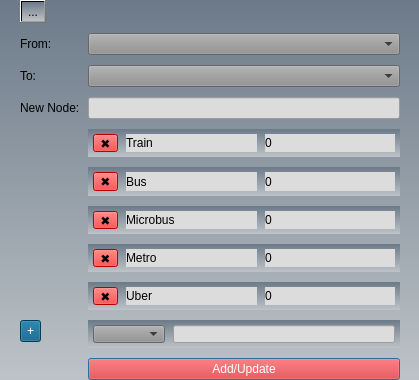
YoussefAhmed488/GuideMe, file GuideMe/edit_edge.ui: the form before one commit.
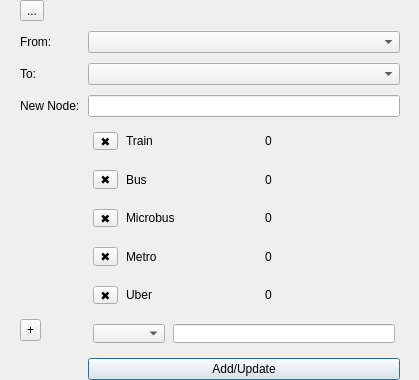
The form after the commit.

Patch:
```diff
--- a/GuideMe/edit_edge.ui
+++ b/GuideMe/edit_edge.ui
@@ -26,7 +26,7 @@
     <bool>false</bool>
    </property>
    <property name="styleSheet">
-    <string notr="true">background-color: qlineargradient(x1: 0, y1: 0, x2: 0, y2: 1, stop: 0 #6c7a89, stop: 1 #bdc3c7);</string>
+    <string notr="true"/>
    </property>
    <layout class="QFormLayout" name="formLayout">
     <property name="sizeConstraint">
@@ -54,9 +54,7 @@
     <item row="1" column="0">
      <widget class="QLabel" name="label">
       <property name="styleSheet">
-       <string notr="true">font: 600 10pt &quot;Cascadia Mono SemiBold&quot;; color:black;
-background-color: rgba(255, 255, 255, 0);
-</string>
+       <string notr="true">font: 9pt &quot;SEGA LOGO FONT&quot;;</string>
       </property>
       <property name="text">
        <string>From:</string>
@@ -69,9 +67,7 @@
        <bool>false</bool>
       </property>
       <property name="styleSheet">
-       <string notr="true">background-color: rgb(143, 143, 143); color: black;
-font: 600 10pt &quot;Cascadia Mono SemiBold&quot;;
-</string>
+       <string notr="true"/>
       </property>
       <property name="frame">
        <bool>true</bool>
@@ -81,9 +77,7 @@
     <item row="2" column="0">
      <widget class="QLabel" name="label_2">
       <property name="styleSheet">
-       <string notr="true">font: 600 10pt &quot;Cascadia Mono SemiBold&quot;; color:black;
-background-color: rgba(255, 255, 255, 0);
-</string>
+       <string notr="true">font: 9pt &quot;SEGA LOGO FONT&quot;;</string>
       </property>
       <property name="text">
        <string>To:</string>
@@ -96,8 +90,7 @@
        <bool>false</bool>
       </property>
       <property name="styleSheet">
-       <string notr="true">background-color: rgb(143, 143, 143); color:black;
-font: 600 10pt &quot;Cascadia Mono SemiBold&quot;;</string>
+       <string notr="true"/>
       </property>
      </widget>
     </item>
@@ -141,8 +134,7 @@
        <item>
         <widget class="QToolButton" name="TrainX">
          <property name="styleSheet">
-          <string notr="true">
-background-color: rgb(255, 0, 0);</string>
+          <string notr="true"/>
          </property>
          <property name="text">
           <string>✖</string>
@@ -152,8 +144,7 @@
        <item>
         <widget class="QLabel" name="trainLabel">
          <property name="styleSheet">
-          <string notr="true">background-color: rgb(220, 220, 220);
-font: 600 9pt &quot;Cascadia Mono SemiBold&quot;;</string>
+          <string notr="true"/>
          </property>
          <property name="text">
           <string>Train</string>
@@ -163,8 +154,7 @@
        <item>
         <widget class="QLabel" name="TrainText">
          <property name="styleSheet">
-          <string notr="true">background-color: rgb(220, 220, 220);
-font: 600 9pt &quot;Cascadia Mono SemiBold&quot;;</string>
+          <string notr="true"/>
          </property>
          <property name="text">
           <string>0</string>
@@ -211,7 +201,7 @@
        <item>
         <widget class="QToolButton" name="BusX">
          <property name="styleSheet">
-          <string notr="true">background-color:rgb(255, 0, 0);</string>
+          <string notr="true"/>
          </property>
          <property name="text">
           <string>✖</string>
@@ -221,8 +211,7 @@
        <item>
         <widget class="QLabel" name="busLabel">
          <property name="styleSheet">
-          <string notr="true">background-color: rgb(220, 220, 220);
-font: 600 9pt &quot;Cascadia Mono SemiBold&quot;;</string>
+          <string notr="true"/>
          </property>
          <property name="text">
           <string>Bus</string>
@@ -232,8 +221,7 @@
        <item>
         <widget class="QLabel" name="BusText">
          <property name="styleSheet">
-          <string notr="true">background-color: rgb(220, 220, 220);
-font: 600 9pt &quot;Cascadia Mono SemiBold&quot;;</string>
+          <string notr="true"/>
          </property>
          <property name="text">
           <string>0</string>
@@ -280,7 +268,7 @@
        <item>
         <widget class="QToolButton" name="MicrobusX">
          <property name="styleSheet">
-          <string notr="true">background-color:rgb(255, 0, 0);</string>
+          <string notr="true"/>
          </property>
          <property name="text">
           <string>✖</string>
@@ -290,8 +278,7 @@
        <item>
         <widget class="QLabel" name="microbusLabel">
          <property name="styleSheet">
-          <string notr="true">background-color: rgb(220, 220, 220);
-font: 600 9pt &quot;Cascadia Mono SemiBold&quot;;</string>
+          <string notr="true"/>
          </property>
          <property name="text">
           <string>Microbus</string>
@@ -301,8 +288,7 @@
        <item>
         <widget class="QLabel" name="MicrobusText">
          <property name="styleSheet">
-          <string notr="true">background-color: rgb(220, 220, 220);
-font: 600 9pt &quot;Cascadia Mono SemiBold&quot;;</string>
+          <string notr="true"/>
          </property>
          <property name="text">
           <string>0</string>
@@ -349,7 +335,7 @@
        <item>
         <widget class="QToolButton" name="MetroX">
          <property name="styleSheet">
-          <string notr="true">background-color:rgb(255, 0, 0);</string>
+          <string notr="true"/>
          </property>
          <property name="text">
           <string>✖</string>
@@ -359,8 +345,7 @@
        <item>
         <widget class="QLabel" name="metroLabel">
          <property name="styleSheet">
-          <string notr="true">background-color: rgb(220, 220, 220);
-font: 600 9pt &quot;Cascadia Mono SemiBold&quot;;</string>
+          <string notr="true"/>
          </property>
          <property name="text">
           <string>Metro</string>
@@ -370,8 +355,7 @@
        <item>
         <widget class="QLabel" name="MetroText">
          <property name="styleSheet">
-          <string notr="true">background-color: rgb(220, 220, 220);
-font: 600 9pt &quot;Cascadia Mono SemiBold&quot;;</string>
+          <string notr="true"/>
          </property>
          <property name="text">
           <string>0</string>
@@ -408,7 +392,7 @@
        <item>
         <widget class="QToolButton" name="UberX">
          <property name="styleSheet">
-          <string notr="true">background-color:rgb(255, 0, 0);</string>
+          <string notr="true"/>
          </property>
          <property name="text">
           <string>✖</string>
@@ -418,8 +402,7 @@
        <item>
         <widget class="QLabel" name="uberLabel">
          <property name="styleSheet">
-          <string notr="true">background-color: rgb(220, 220, 220);
-font: 600 9pt &quot;Cascadia Mono SemiBold&quot;;</string>
+          <string notr="true"/>
          </property>
          <property name="text">
           <string>Uber</string>
@@ -429,8 +412,7 @@
        <item>
         <widget class="QLabel" name="UberText">
          <property name="styleSheet">
-          <string notr="true">background-color: rgb(220, 220, 220);
-font: 600 9pt &quot;Cascadia Mono SemiBold&quot;;</string>
+          <string notr="true"/>
          </property>
          <property name="text">
           <string>0</string>
@@ -449,8 +431,7 @@
        </size>
       </property>
       <property name="styleSheet">
-       <string notr="true">background-color:rgb(0, 85, 127); color:white;
-font: 600 9pt &quot;Cascadia Mono SemiBold&quot;;</string>
+       <string notr="true"/>
       </property>
       <property name="text">
        <string>+</string>
@@ -484,16 +465,14 @@
        <item>
         <widget class="QComboBox" name="AddcomboBox">
          <property name="styleSheet">
-          <string notr="true">background-color: rgb(143, 143, 143); color:black;
-font: 600 10pt &quot;Cascadia Mono SemiBold&quot;;</string>
+          <string notr="true"/>
          </property>
         </widget>
        </item>
        <item>
         <widget class="QLineEdit" name="AddText">
          <property name="styleSheet">
-          <string notr="true">background-color: rgb(220, 220, 220);
-font: 600 9pt &quot;Cascadia Mono SemiBold&quot;;</string>
+          <string notr="true"/>
          </property>
         </widget>
        </item>
@@ -503,16 +482,14 @@
     <item row="3" column="1">
      <widget class="QLineEdit" name="newNodeText">
       <property name="styleSheet">
-       <string notr="true">background-color: rgb(220, 220, 220);
-font: 600 9pt &quot;Cascadia Mono SemiBold&quot;;</string>
+       <string notr="true"/>
       </property>
      </widget>
     </item>
     <item row="10" column="1">
      <widget class="QPushButton" name="UpdateButton">
       <property name="styleSheet">
-       <string notr="true">background-color:rgb(255, 0, 0); color: white;
-font: 600 10pt &quot;Cascadia Mono SemiBold&quot;;</string>
+       <string notr="true"/>
       </property>
       <property name="text">
        <string>Add/Update</string>
@@ -522,9 +499,7 @@
     <item row="3" column="0">
      <widget class="QLabel" name="label_3">
       <property name="styleSheet">
-       <string notr="true">font: 600 10pt &quot;Cascadia Mono SemiBold&quot;; color:black;
-background-color: rgba(255, 255, 255, 0);
-</string>
+       <string notr="true">font: 9pt &quot;SEGA LOGO FONT&quot;;</string>
       </property>
       <property name="text">
        <string>New Node:</string>
```
